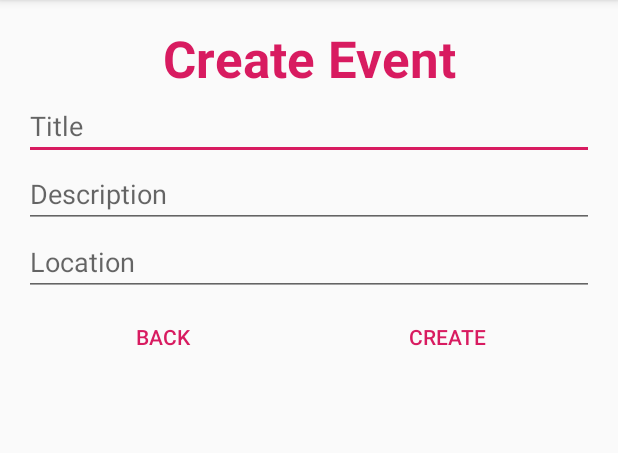
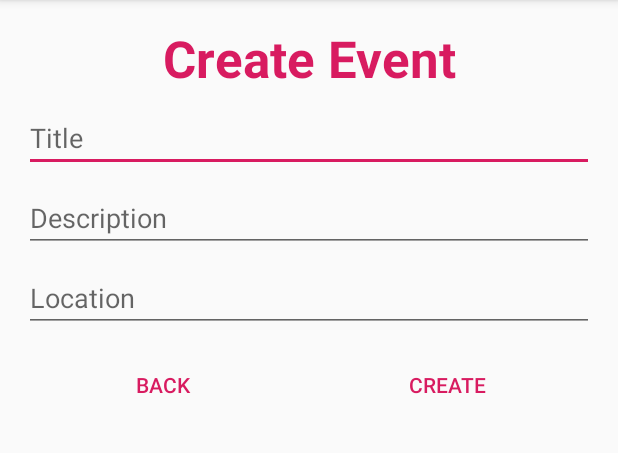
Before and after one commit to evanwike/CS-490, an Android app: the CreateEventActivity screen opened directly, with no data from a screen before it, on a phone screen of 412 x 824 dp, the part 84-537 px from its top. Run offline under Robolectric (Android 15) with nearby library versions, the phone set to English and light mode, and no system bars.

```diff
--- a/Mobile/6/CalendarApp/app/src/main/res/layout/activity_create_event.xml
+++ b/Mobile/6/CalendarApp/app/src/main/res/layout/activity_create_event.xml
@@ -21,6 +21,7 @@
         android:id="@+id/eventTitle"
         android:layout_width="match_parent"
         android:layout_height="wrap_content"
+        android:layout_marginTop="8dp"
         android:ems="10"
         android:inputType="text"
         android:hint="@string/title_hint" />
@@ -29,6 +30,7 @@
         android:id="@+id/eventDesc"
         android:layout_width="match_parent"
         android:layout_height="wrap_content"
+        android:layout_marginTop="8dp"
         android:ems="10"
         android:gravity="start|top"
         android:inputType="textMultiLine"
@@ -38,6 +40,7 @@
         android:id="@+id/eventLocation"
         android:layout_width="match_parent"
         android:layout_height="wrap_content"
+        android:layout_marginTop="8dp"
         android:ems="10"
         android:inputType="text"
         android:hint="@string/location_hint" />
@@ -45,6 +48,7 @@
     <LinearLayout
         android:layout_width="match_parent"
         android:layout_height="wrap_content"
+        android:layout_marginTop="8dp"
         android:orientation="horizontal">
 
         <Button
```
